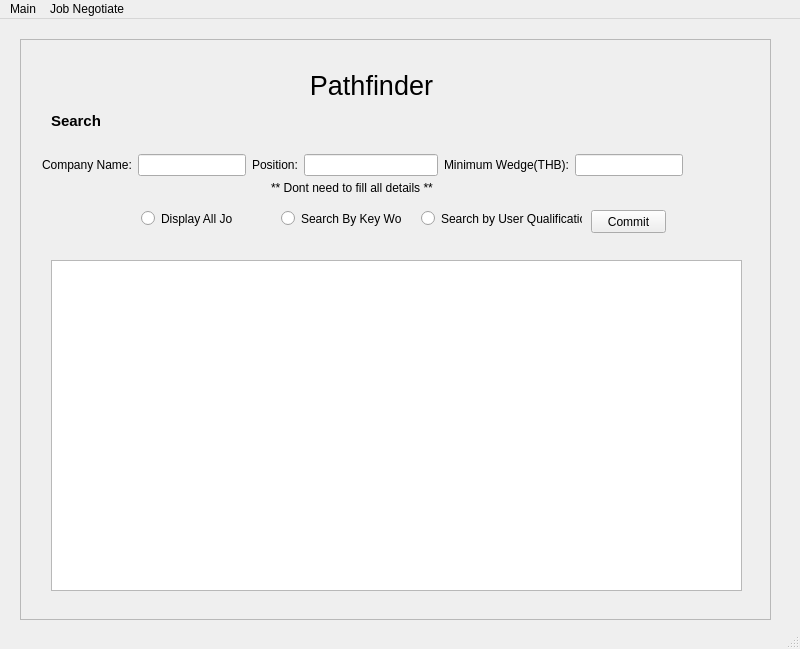
The window that ui_form/User_main_screen.ui (Sirawap/PathFinder-Project) describes before a commit, drawn with Qt 5.
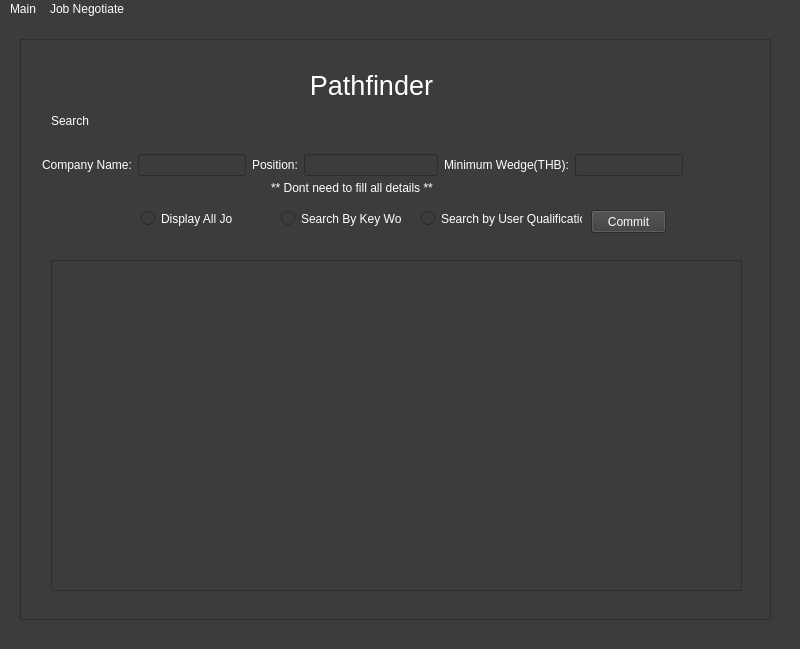
The same window after the commit.

Commit message:
All UI with stylesheet
Dont ever change all use png background

Patch:
```diff
--- a/ui_form/User_main_screen.ui
+++ b/ui_form/User_main_screen.ui
@@ -13,6 +13,25 @@
   <property name="windowTitle">
    <string>MainWindow</string>
   </property>
+  <property name="styleSheet">
+   <string notr="true">QMainWindow{
+	background-color: rgb(60,60,60);
+	font: &quot;Arial&quot;;
+	color: white;
+}
+QScrollArea{
+	background-color: rgb(60,60,60);
+	font: &quot;Arial&quot;;
+	color: white;
+}
+QWidget{
+	background-color: rgb(60,60,60);
+	font: &quot;Arial&quot;;
+	color: white;
+}
+
+</string>
+  </property>
   <widget class="QWidget" name="centralwidget">
    <widget class="QScrollArea" name="scrollArea">
     <property name="geometry">
@@ -23,6 +42,13 @@
       <height>581</height>
      </rect>
     </property>
+    <property name="styleSheet">
+     <string notr="true">QWidget{
+	background-color: rgb(60,60,60);
+	font: &quot;Arial&quot;;
+	color: white;
+}</string>
+    </property>
     <property name="widgetResizable">
      <bool>true</bool>
     </property>
@@ -186,9 +212,9 @@
       </property>
       <property name="font">
        <font>
-        <pointsize>11</pointsize>
-        <weight>75</weight>
-        <bold>true</bold>
+        <weight>50</weight>
+        <italic>false</italic>
+        <bold>false</bold>
        </font>
       </property>
       <property name="text">
@@ -214,7 +240,7 @@
      <x>0</x>
      <y>0</y>
      <width>800</width>
-     <height>26</height>
+     <height>21</height>
     </rect>
    </property>
    <widget class="QMenu" name="menuMain">
```
The commit also changes 7 other files.
